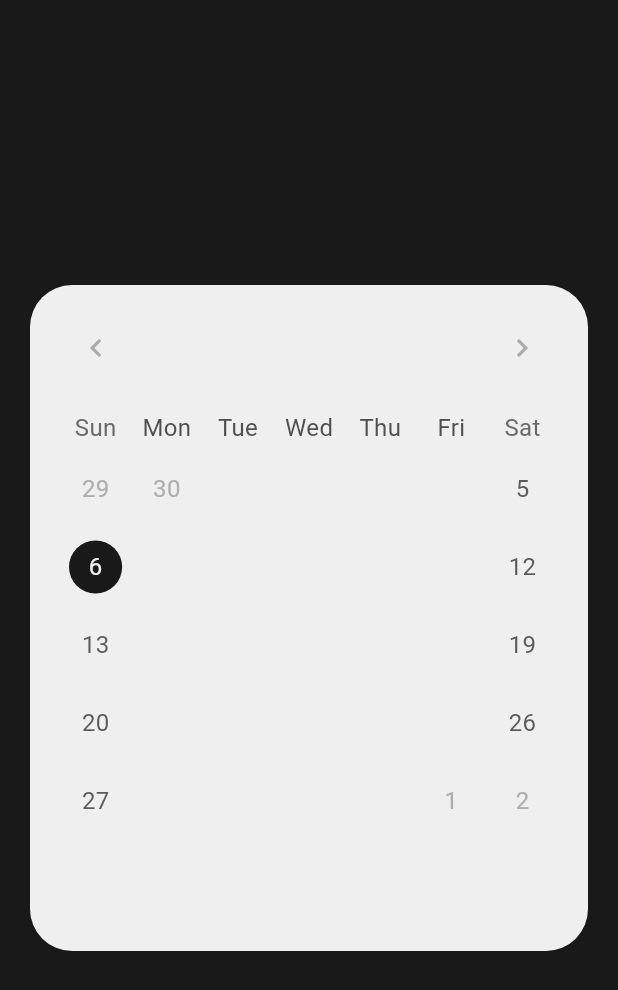
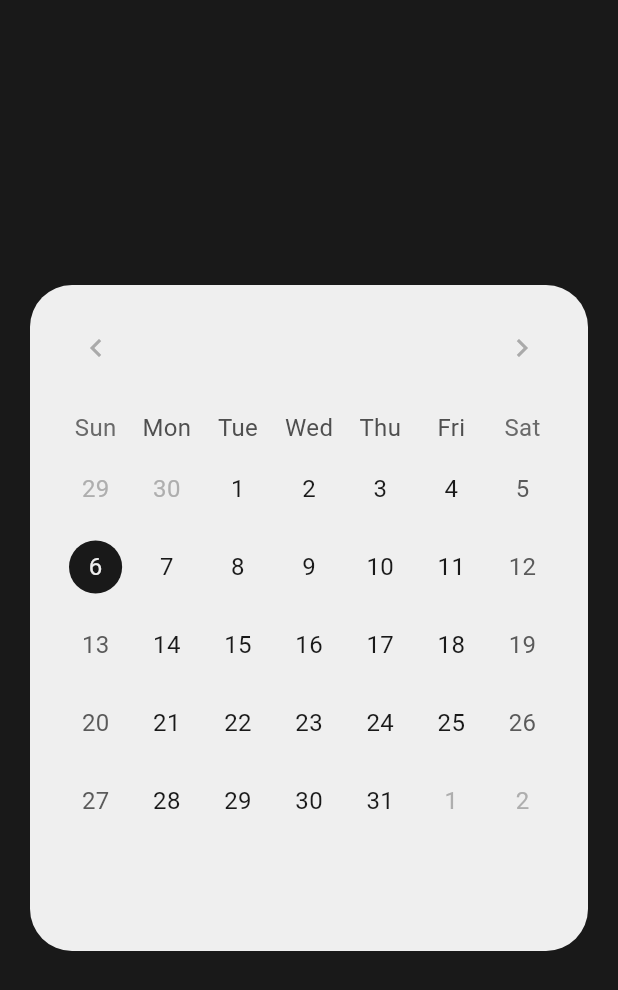
Before and after one commit to EasyAndBeauty/DailyReceipt-Flutter, a Flutter app: the CalendarDialog widget shown alone on an empty page, opened directly, on a phone screen of 412 x 824 dp. Shown: the top 990 px of the screen. Run offline on Flutter 3.47's test engine with Material 3 defaults, Android fonts, the phone set to English and light mode, and no system bars; drawn by our look-alikes of table_calendar; our stand-ins replace flutter_svg, go_router, google_fonts, share_plus, shared_preferences; missing offline and left inert: pasteboard; accounts and stored records are empty; Roboto replaces fonts that are missing (Courier Prime); project files that could hold a hidden picture were left out.

Commit message:
fix: 월간 달력 주간 날짜가 보이지 않는 문제 해결
- 디폴트 컬러 적용

```diff
--- a/lib/widgets/calendar_dialog.dart
+++ b/lib/widgets/calendar_dialog.dart
@@ -80,6 +80,9 @@ class CalendarDialog extends StatelessWidget {
                 color: theme.colorScheme.tertiary,
                 shape: BoxShape.circle,
               ),
+              defaultTextStyle: TextStyle(
+                color: theme.colorScheme.primary,
+              ),
             ),
             daysOfWeekHeight: 30,
           ),
```
